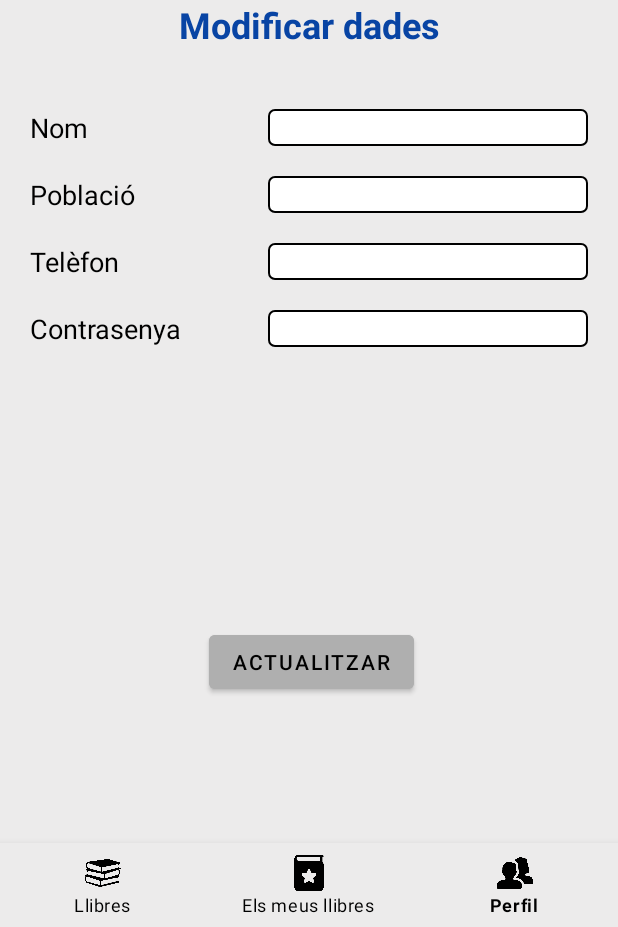
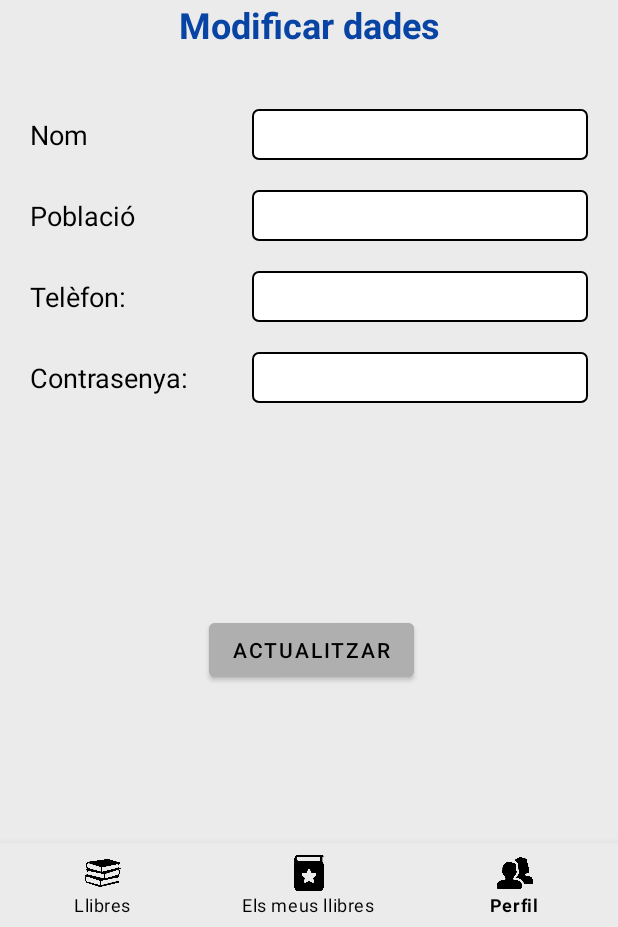
Before and after one commit to naomisettings/BookSwap, an Android app: the ModificarUsuari screen opened through its navigation route, on a phone screen of 412 x 824 dp, the part 309-1236 px from its top. Run offline under Robolectric (Android 15) with nearby library versions, the phone set to English and light mode, and no system bars; our stand-ins replace data binding, navigation-ui.

Commit message:
BottonNavigation v.1

```diff
--- a/app/src/main/java/cat/copernic/bookswap/MainActivity.kt
+++ b/app/src/main/java/cat/copernic/bookswap/MainActivity.kt
@@ -23,11 +23,12 @@ class MainActivity : AppCompatActivity() {
             setOf(
                 R.id.llistatLlibres,
                 R.id.meusLlibres,
-                R.id.modificarUsuari))
+                R.id.modificarUsuari,))
 
         setupActionBarWithNavController(navController, appBarConfiguration)
         navView.setupWithNavController(navController)
 
     }
 
+
 }
--- a/app/src/main/res/drawable/et_style.xml
+++ b/app/src/main/res/drawable/et_style.xml
@@ -5,4 +5,5 @@
         android:width="1dp"
         android:color="#000000" />
     <corners android:radius="4dp"/>
+
 </shape>
--- a/app/src/main/res/layout/fragment_afegir_llibre.xml
+++ b/app/src/main/res/layout/fragment_afegir_llibre.xml
@@ -43,7 +43,7 @@
                 android:layout_marginTop="25dp"
                 android:autofillHints=""
                 app:layout_constraintStart_toEndOf="@+id/txtLogin"
-                app:layout_constraintTop_toBottomOf="@+id/editTextIdioma"
+                app:layout_constraintTop_toBottomOf="@+id/editTextTitolAfegir"
                 tools:ignore="LabelFor" />
 
             <TextView
@@ -94,7 +94,7 @@
                 app:layout_constraintTop_toBottomOf="@+id/txtTitolAfegirLlibre" />
 
             <EditText
-                android:id="@+id/editTextIdioma"
+                android:id="@+id/editTextTitolAfegir"
                 style="@style/EditTexts"
                 android:layout_marginStart="82dp"
                 android:layout_marginTop="35dp"
--- a/app/src/main/res/layout/fragment_modificar_usuari.xml
+++ b/app/src/main/res/layout/fragment_modificar_usuari.xml
@@ -27,12 +27,12 @@
 
             <TextView
                 android:id="@+id/textViewLlibre"
+                style="@style/titolPrincipal"
                 android:text="Modificar dades"
                 app:layout_constraintEnd_toEndOf="parent"
                 app:layout_constraintHorizontal_bias="0.5"
                 app:layout_constraintStart_toStartOf="parent"
-                app:layout_constraintTop_toBottomOf="@+id/imageView"
-                style="@style/titolPrincipal" />
+                app:layout_constraintTop_toBottomOf="@+id/imageView" />
 
             <TextView
                 android:id="@+id/textViewNom"
@@ -41,7 +41,7 @@
                 android:layout_height="wrap_content"
                 android:layout_marginStart="20dp"
                 android:text="Nom"
-                app:layout_constraintBaseline_toBaselineOf="@+id/editTextAssignaturaModificar"
+                app:layout_constraintBaseline_toBaselineOf="@+id/editTextNomModificar"
                 app:layout_constraintStart_toStartOf="parent" />
 
             <TextView
@@ -51,7 +51,7 @@
                 android:layout_height="wrap_content"
                 android:layout_marginStart="20dp"
                 android:text="Població"
-                app:layout_constraintBaseline_toBaselineOf="@+id/editTextCursModificar"
+                app:layout_constraintBaseline_toBaselineOf="@+id/editTextPoblacioModificar"
                 app:layout_constraintStart_toStartOf="parent" />
 
             <TextView
@@ -60,8 +60,8 @@
                 android:layout_width="wrap_content"
                 android:layout_height="wrap_content"
                 android:layout_marginStart="20dp"
-                android:text="Telèfon"
-                app:layout_constraintBaseline_toBaselineOf="@+id/editTextIdiomaModificar"
+                android:text="@string/telefonCamp"
+                app:layout_constraintBaseline_toBaselineOf="@+id/editTextTelefonModificar"
                 app:layout_constraintStart_toStartOf="parent" />
 
             <TextView
@@ -70,8 +70,8 @@
                 android:layout_width="wrap_content"
                 android:layout_height="wrap_content"
                 android:layout_marginStart="20dp"
-                android:text="Contrasenya"
-                app:layout_constraintBaseline_toBaselineOf="@+id/editTextAutorModificar"
+                android:text="@string/contrasenya"
+                app:layout_constraintBaseline_toBaselineOf="@+id/editTextContrasenyaModificar"
                 app:layout_constraintStart_toStartOf="parent" />
 
             <Button
@@ -80,63 +80,54 @@
                 android:layout_width="wrap_content"
                 android:layout_height="48dp"
                 android:layout_marginStart="139dp"
-                android:layout_marginTop="20dp"
                 android:layout_marginEnd="136dp"
                 android:layout_marginBottom="20dp"
                 android:text="Actualitzar"
                 app:layout_constraintBottom_toBottomOf="parent"
                 app:layout_constraintEnd_toEndOf="parent"
                 app:layout_constraintStart_toStartOf="parent"
-                app:layout_constraintTop_toBottomOf="@+id/editTextAutorModificar"
-                app:layout_constraintVertical_bias="0.555" />
+                app:layout_constraintTop_toBottomOf="@+id/editTextContrasenyaModificar" />
 
             <EditText
-                android:id="@+id/editTextAssignaturaModificar"
+                android:id="@+id/editTextNomModificar"
                 style="@style/EditTexts"
-                android:layout_width="wrap_content"
-                android:layout_height="wrap_content"
+
                 android:layout_marginTop="40dp"
                 android:layout_marginEnd="20dp"
-                android:ems="10"
+
                 android:inputType="textPersonName"
                 app:layout_constraintEnd_toEndOf="parent"
                 app:layout_constraintTop_toBottomOf="@+id/textViewLlibre" />
 
             <EditText
-                android:id="@+id/editTextCursModificar"
+                android:id="@+id/editTextPoblacioModificar"
                 style="@style/EditTexts"
-                android:layout_width="wrap_content"
-                android:layout_height="wrap_content"
                 android:layout_marginTop="20dp"
                 android:layout_marginEnd="20dp"
                 android:ems="10"
                 android:inputType="text"
                 app:layout_constraintEnd_toEndOf="parent"
-                app:layout_constraintTop_toBottomOf="@+id/editTextAssignaturaModificar" />
+                app:layout_constraintTop_toBottomOf="@+id/editTextNomModificar" />
 
             <EditText
-                android:id="@+id/editTextIdiomaModificar"
+                android:id="@+id/editTextTelefonModificar"
                 style="@style/EditTexts"
-                android:layout_width="wrap_content"
-                android:layout_height="wrap_content"
                 android:layout_marginTop="20dp"
                 android:layout_marginEnd="20dp"
                 android:ems="10"
                 android:inputType="phone"
                 app:layout_constraintEnd_toEndOf="parent"
-                app:layout_constraintTop_toBottomOf="@+id/editTextCursModificar" />
+                app:layout_constraintTop_toBottomOf="@+id/editTextPoblacioModificar" />
 
             <EditText
-                android:id="@+id/editTextAutorModificar"
+                android:id="@+id/editTextContrasenyaModificar"
                 style="@style/EditTexts"
-                android:layout_width="wrap_content"
-                android:layout_height="wrap_content"
                 android:layout_marginTop="20dp"
                 android:layout_marginEnd="20dp"
                 android:ems="10"
                 android:inputType="textPassword"
                 app:layout_constraintEnd_toEndOf="parent"
-                app:layout_constraintTop_toBottomOf="@+id/editTextIdiomaModificar" />
+                app:layout_constraintTop_toBottomOf="@+id/editTextTelefonModificar" />
         </androidx.constraintlayout.widget.ConstraintLayout>
 
     </FrameLayout>
--- a/app/src/main/res/values/colors.xml
+++ b/app/src/main/res/values/colors.xml
@@ -11,4 +11,5 @@
     <color name="backgroundbook">#ECEBEB</color>
     <color name="blau">#0844A4</color>
     <color name="blauTransp">#DA0844A4</color>
+    <color name="bottonsColor">#AFAFAF</color>
 </resources>
--- a/app/src/main/res/values/themes.xml
+++ b/app/src/main/res/values/themes.xml
@@ -6,7 +6,7 @@
         <item name="colorPrimaryVariant">@color/purple_700</item>
         <item name="colorOnPrimary">@color/white</item>
         <!-- Secondary brand color. -->
-        <item name="colorSecondary">@color/teal_200</item>
+        <item name="colorSecondary">@color/black</item>
         <item name="colorSecondaryVariant">@color/teal_700</item>
         <item name="colorOnSecondary">@color/black</item>
         <!-- Status bar color. -->
```
Also changed, not shown: app/src/main/res/layout/fragment_llibre.xml (+2 -10 lines), app/src/main/res/layout/fragment_modificar_llibre.xml (+4 -11 lines).
